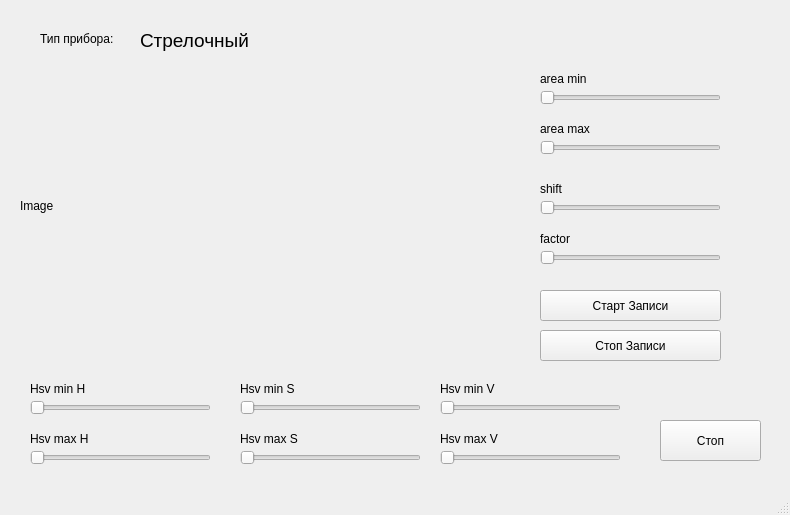
Above: interface/camera_window_arrow.ui from KorshunovElisey/Individual_project before the change. Below: the same form after it.
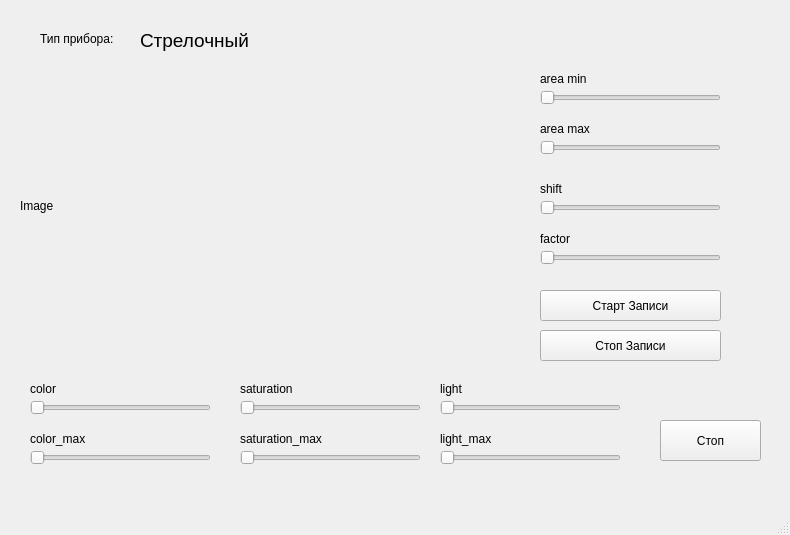
That is the form after the change.

```diff
--- a/interface/camera_window_arrow.ui
+++ b/interface/camera_window_arrow.ui
@@ -7,7 +7,7 @@
     <x>0</x>
     <y>0</y>
     <width>790</width>
-    <height>515</height>
+    <height>535</height>
    </rect>
   </property>
   <property name="windowTitle">
@@ -116,7 +116,7 @@
      </rect>
     </property>
     <property name="text">
-     <string>Hsv max H</string>
+     <string>color_max</string>
     </property>
    </widget>
    <widget class="QLabel" name="label_4">
@@ -129,7 +129,7 @@
      </rect>
     </property>
     <property name="text">
-     <string>Hsv max S</string>
+     <string>saturation_max</string>
     </property>
    </widget>
    <widget class="QLabel" name="label_5">
@@ -142,7 +142,7 @@
      </rect>
     </property>
     <property name="text">
-     <string>Hsv max V</string>
+     <string>light_max</string>
     </property>
    </widget>
    <widget class="QPushButton" name="pushButton_stop">
@@ -168,7 +168,7 @@
      </rect>
     </property>
     <property name="text">
-     <string>Hsv min V</string>
+     <string>light</string>
     </property>
    </widget>
    <widget class="QSlider" name="horizontalSlider_HsvminS">
@@ -213,7 +213,7 @@
      </rect>
     </property>
     <property name="text">
-     <string>Hsv min S</string>
+     <string>saturation</string>
     </property>
    </widget>
    <widget class="QSlider" name="horizontalSlider_HsvminH">
@@ -242,7 +242,7 @@
      </rect>
     </property>
     <property name="text">
-     <string>Hsv min H</string>
+     <string>color</string>
     </property>
    </widget>
    <widget class="QSlider" name="horizontalSlider_areamin">
```
